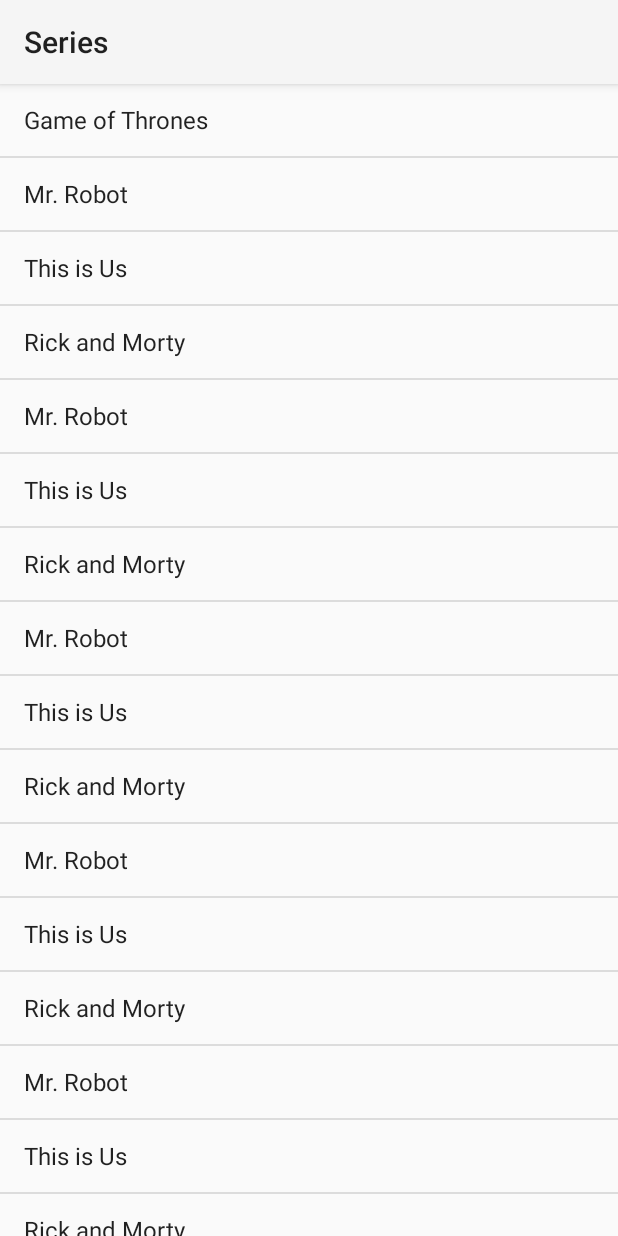
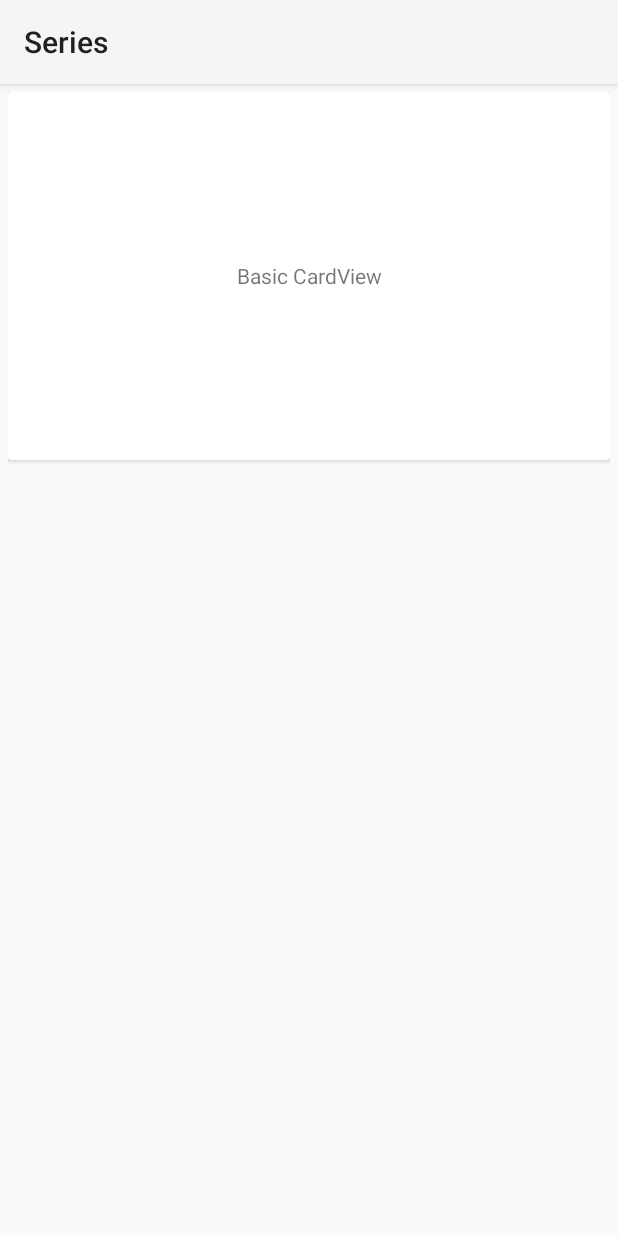
Before and after one commit to andre-lfa/app, an Android app: the screen it shows after launch (MainActivity), on a phone screen of 412 x 824 dp. Run offline under Robolectric (Android 15) with nearby library versions, the light colour scheme and no system bars; 1 statement that could not run was skipped.

Commit message:
Adicionando o CardView

```diff
--- a/app/build.gradle
+++ b/app/build.gradle
@@ -31,6 +31,8 @@
     compile 'com.google.firebase:firebase-database:11.0.4'
     compile 'com.android.support:appcompat-v7:21.+'
     compile 'com.android.support:support-v4:21.+'
+    compile 'com.android.support:recyclerview-v7:21.0.3'
+    compile 'com.android.support:cardview-v7:21.0.3'
 }
 
 apply plugin: 'com.google.gms.google-services'
--- a/app/src/main/java/com/example/andrelfa/series/MainActivity.java
+++ b/app/src/main/java/com/example/andrelfa/series/MainActivity.java
@@ -1,19 +1,7 @@
 package com.example.andrelfa.series;
 
-import android.content.Intent;
+import android.os.Bundle;
 import android.support.v7.app.AppCompatActivity;
-import android.os.Bundle;
-import android.support.v7.widget.Toolbar;
-import android.util.Log;
-import android.view.View;
-import android.widget.AdapterView;
-import android.widget.ArrayAdapter;
-import android.widget.ListView;
-
-import com.google.firebase.database.*;
-import com.google.firebase.database.DatabaseReference;
-import com.google.firebase.database.FirebaseDatabase;
-import com.google.firebase.database.ValueEventListener;
 
 public class MainActivity extends AppCompatActivity {
 
@@ -22,27 +10,7 @@
         super.onCreate(savedInstanceState);
         setContentView(R.layout.activity_main);
 
-        Toolbar toolbar = (Toolbar) findViewById(R.id.toolbar);
-        setSupportActionBar(toolbar);
-
-        String[] series = {"Game of Thrones", "Mr. Robot", "This is Us", "Rick and Morty", "Mr. Robot", "This is Us", "Rick and Morty", "Mr. Robot", "This is Us", "Rick and Morty", "Mr. Robot", "This is Us", "Rick and Morty", "Mr. Robot", "This is Us", "Rick and Morty"};
-
-        ListView listaSeries = (ListView) findViewById(R.id.lista_series);
-        ArrayAdapter<String> adapter = new ArrayAdapter<String>(this, android.R.layout.simple_list_item_1, series);
-        listaSeries.setAdapter(adapter);
-
-        listaSeries.setOnItemClickListener(new AdapterView.OnItemClickListener() {
-            @Override
-            public void onItemClick(AdapterView<?> adapterView, View view, int position, long l) {
-
-                if(position == 0){
-                    Intent myIntent = new Intent(view.getContext(), SerieActivity.class);
-                    startActivityForResult(myIntent, 0);
-                } else if(position == 1){
-                    //Intent myIntent = new Intent(view.getContext(), Html_file1.class);
-                    // startActivityForResult(myIntent, 0);
-                }
-            }
-        });
+        //Intent myIntent = new Intent(view.getContext(), SerieActivity.class);
+        //startActivityForResult(myIntent, 0);
     }
 }
--- a/app/src/main/res/layout/activity_main.xml
+++ b/app/src/main/res/layout/activity_main.xml
@@ -1,16 +1,22 @@
 <?xml version="1.0" encoding="utf-8"?>
-
-<RelativeLayout
-    xmlns:android="http://schemas.android.com/apk/res/android"
-    xmlns:app="http://schemas.android.com/apk/res-auto"
-    xmlns:tools="http://schemas.android.com/tools"
-    android:layout_width="match_parent"
-    android:layout_height="match_parent"
-    tools:context="com.example.andrelfa.series.MainActivity">
-
-    <ListView
-        android:id="@+id/lista_series"
-        android:layout_width="match_parent"
-        android:layout_height="match_parent" />
-
-</RelativeLayout>
+<LinearLayout xmlns:android="http://schemas.android.com/apk/res/android"
+    android:orientation="vertical"
+    android:layout_width="fill_parent"
+    android:layout_height="fill_parent"
+    android:gravity="center_horizontal"
+    android:padding="5dp">
+    <android.support.v7.widget.CardView
+        android:layout_width="fill_parent"
+        android:layout_height="245dp"
+        android:layout_gravity="center_horizontal">
+        <TextView
+            android:text="Basic CardView"
+            android:layout_marginTop="0dp"
+            android:layout_width="match_parent"
+            android:layout_height="match_parent"
+            android:gravity="center"
+            android:layout_centerVertical="true"
+            android:layout_alignParentRight="true"
+            android:layout_alignParentEnd="true" />
+    </android.support.v7.widget.CardView>
+</LinearLayout>
```
Also changed, not shown: app/src/main/res/layout/activity_game_of_thrones.xml (+0 -11 lines).
